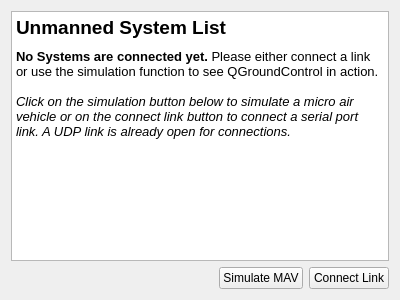
Above: src/ui/uas/QGCUnconnectedInfoWidget.ui from mavlink/qgroundcontrol before the change. Below: the same form after it.
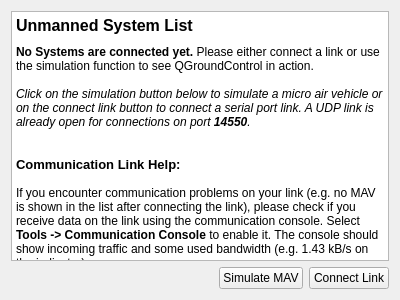
That is the form after the change.

```diff
--- a/src/ui/uas/QGCUnconnectedInfoWidget.ui
+++ b/src/ui/uas/QGCUnconnectedInfoWidget.ui
@@ -35,15 +35,20 @@
       <string>&lt;!DOCTYPE HTML PUBLIC &quot;-//W3C//DTD HTML 4.0//EN&quot; &quot;http://www.w3.org/TR/REC-html40/strict.dtd&quot;&gt;
 &lt;html&gt;&lt;head&gt;&lt;meta name=&quot;qrichtext&quot; content=&quot;1&quot; /&gt;&lt;style type=&quot;text/css&quot;&gt;
 p, li { white-space: pre-wrap; }
-&lt;/style&gt;&lt;/head&gt;&lt;body style=&quot; font-family:'Ubuntu'; font-size:11pt; font-weight:400; font-style:normal;&quot;&gt;
+&lt;/style&gt;&lt;/head&gt;&lt;body style=&quot; font-family:'MS Shell Dlg 2'; font-size:8.25pt; font-weight:400; font-style:normal;&quot;&gt;
 &lt;table border=&quot;0&quot; style=&quot;-qt-table-type: root; margin-top:4px; margin-bottom:4px; margin-left:4px; margin-right:4px;&quot;&gt;
 &lt;tr&gt;
 &lt;td style=&quot;border: none;&quot;&gt;
-&lt;p style=&quot; margin-top:0px; margin-bottom:0px; margin-left:0px; margin-right:0px; -qt-block-indent:0; text-indent:0px;&quot;&gt;&lt;span style=&quot; font-size:14pt; font-weight:600;&quot;&gt;Unmanned System List&lt;/span&gt;&lt;/p&gt;
-&lt;p style=&quot;-qt-paragraph-type:empty; margin-top:0px; margin-bottom:0px; margin-left:0px; margin-right:0px; -qt-block-indent:0; text-indent:0px; font-size:6pt; font-weight:600;&quot;&gt;&lt;/p&gt;
-&lt;p style=&quot; margin-top:0px; margin-bottom:0px; margin-left:0px; margin-right:0px; -qt-block-indent:0; text-indent:0px;&quot;&gt;&lt;span style=&quot; font-size:10pt; font-weight:600;&quot;&gt;No Systems are connected yet.&lt;/span&gt;&lt;span style=&quot; font-size:10pt;&quot;&gt; Please either connect a link or use the simulation function to see QGroundControl in action.&lt;/span&gt;&lt;/p&gt;
-&lt;p style=&quot;-qt-paragraph-type:empty; margin-top:0px; margin-bottom:0px; margin-left:0px; margin-right:0px; -qt-block-indent:0; text-indent:0px; font-size:10pt;&quot;&gt;&lt;/p&gt;
-&lt;p style=&quot; margin-top:0px; margin-bottom:0px; margin-left:0px; margin-right:0px; -qt-block-indent:0; text-indent:0px;&quot;&gt;&lt;span style=&quot; font-size:10pt; font-style:italic;&quot;&gt;Click on the simulation button below to simulate a micro air vehicle or on the connect link button to connect a serial port link. A UDP link is already open for connections.&lt;/span&gt;&lt;/p&gt;&lt;/td&gt;&lt;/tr&gt;&lt;/table&gt;&lt;/body&gt;&lt;/html&gt;</string>
+&lt;p style=&quot; margin-top:0px; margin-bottom:0px; margin-left:0px; margin-right:0px; -qt-block-indent:0; text-indent:0px;&quot;&gt;&lt;span style=&quot; font-family:'Ubuntu'; font-size:12pt; font-weight:600;&quot;&gt;Unmanned System List&lt;/span&gt;&lt;/p&gt;
+&lt;p style=&quot;-qt-paragraph-type:empty; margin-top:0px; margin-bottom:0px; margin-left:0px; margin-right:0px; -qt-block-indent:0; text-indent:0px; font-family:'Ubuntu'; font-size:6pt; font-weight:600;&quot;&gt;&lt;/p&gt;
+&lt;p style=&quot; margin-top:0px; margin-bottom:0px; margin-left:0px; margin-right:0px; -qt-block-indent:0; text-indent:0px;&quot;&gt;&lt;span style=&quot; font-family:'Ubuntu'; font-size:9pt; font-weight:600;&quot;&gt;No Systems are connected yet.&lt;/span&gt;&lt;span style=&quot; font-family:'Ubuntu'; font-size:9pt;&quot;&gt; Please either connect a link or use the simulation function to see QGroundControl in action.&lt;/span&gt;&lt;/p&gt;
+&lt;p style=&quot;-qt-paragraph-type:empty; margin-top:0px; margin-bottom:0px; margin-left:0px; margin-right:0px; -qt-block-indent:0; text-indent:0px; font-family:'Ubuntu'; font-size:9pt;&quot;&gt;&lt;/p&gt;
+&lt;p style=&quot; margin-top:0px; margin-bottom:0px; margin-left:0px; margin-right:0px; -qt-block-indent:0; text-indent:0px;&quot;&gt;&lt;span style=&quot; font-family:'Ubuntu'; font-size:9pt; font-style:italic;&quot;&gt;Click on the simulation button below to simulate a micro air vehicle or on the connect link button to connect a serial port link. A UDP link is already open for connections on port &lt;/span&gt;&lt;span style=&quot; font-family:'Ubuntu'; font-size:9pt; font-weight:600; font-style:italic;&quot;&gt;14550&lt;/span&gt;&lt;span style=&quot; font-family:'Ubuntu'; font-size:9pt; font-style:italic;&quot;&gt;.&lt;/span&gt;&lt;/p&gt;
+&lt;p style=&quot;-qt-paragraph-type:empty; margin-top:0px; margin-bottom:0px; margin-left:0px; margin-right:0px; -qt-block-indent:0; text-indent:0px; font-family:'Ubuntu'; font-size:9pt; font-style:italic;&quot;&gt;&lt;/p&gt;
+&lt;p style=&quot;-qt-paragraph-type:empty; margin-top:0px; margin-bottom:0px; margin-left:0px; margin-right:0px; -qt-block-indent:0; text-indent:0px; font-family:'Ubuntu'; font-size:9pt; font-style:italic;&quot;&gt;&lt;/p&gt;
+&lt;p style=&quot; margin-top:0px; margin-bottom:0px; margin-left:0px; margin-right:0px; -qt-block-indent:0; text-indent:0px;&quot;&gt;&lt;span style=&quot; font-family:'Ubuntu'; font-size:10pt; font-weight:600;&quot;&gt;Communication Link Help:&lt;/span&gt;&lt;/p&gt;
+&lt;p style=&quot;-qt-paragraph-type:empty; margin-top:0px; margin-bottom:0px; margin-left:0px; margin-right:0px; -qt-block-indent:0; text-indent:0px; font-family:'Ubuntu'; font-size:9pt; font-style:italic;&quot;&gt;&lt;/p&gt;
+&lt;p style=&quot; margin-top:0px; margin-bottom:0px; margin-left:0px; margin-right:0px; -qt-block-indent:0; text-indent:0px;&quot;&gt;&lt;span style=&quot; font-family:'Ubuntu'; font-size:9pt;&quot;&gt;If you encounter communication problems on your link (e.g. no MAV is shown in the list after connecting the link), please check if you receive data on the link using the communication console. Select &lt;/span&gt;&lt;span style=&quot; font-family:'Ubuntu'; font-size:9pt; font-weight:600;&quot;&gt;Tools -&amp;gt; Communication Console&lt;/span&gt;&lt;span style=&quot; font-family:'Ubuntu'; font-size:9pt;&quot;&gt; to enable it. The console should show incoming traffic and some used bandwidth (e.g. 1.43 kB/s on the indicator).&lt;/span&gt;&lt;/p&gt;&lt;/td&gt;&lt;/tr&gt;&lt;/table&gt;&lt;/body&gt;&lt;/html&gt;</string>
      </property>
     </widget>
    </item>
```
